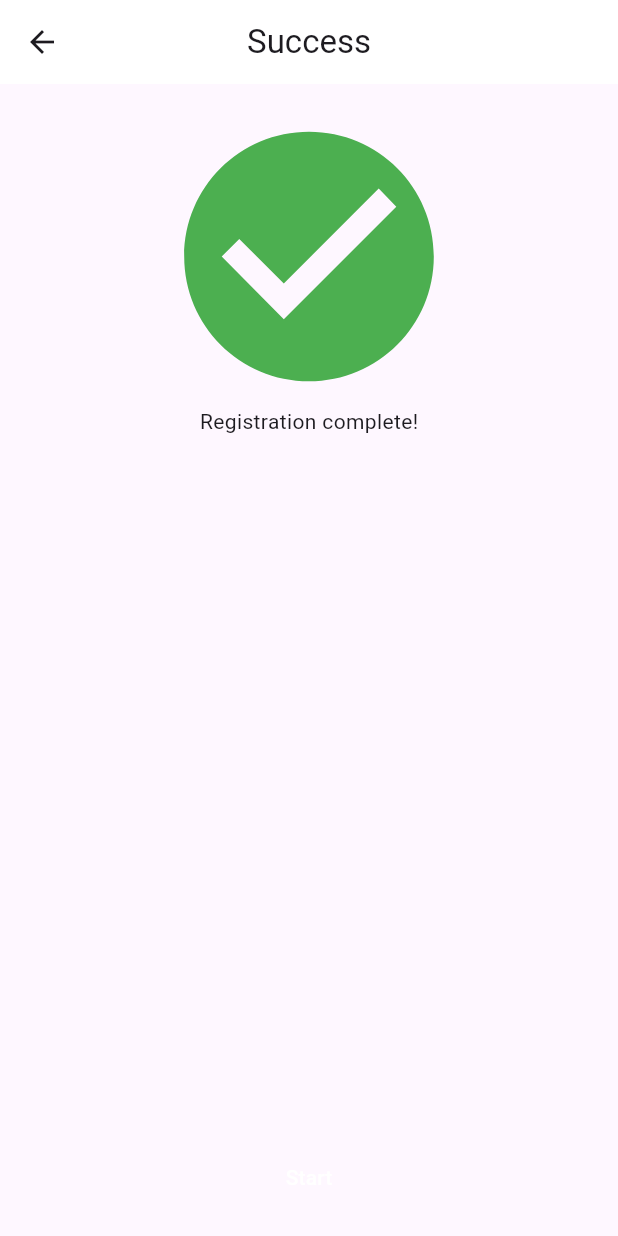
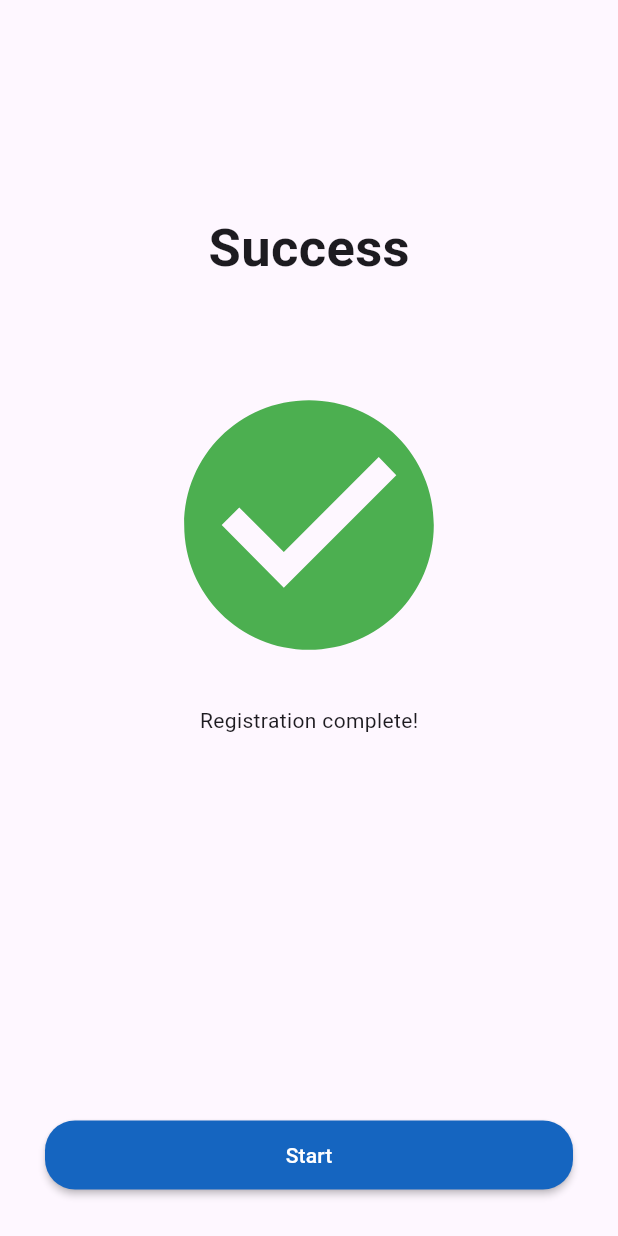
Before and after one commit to Omar-Qaneer/LetsGraduate_Mobile, a Flutter app: the SuccessResetPassword screen opened by its route, on a phone screen of 412 x 824 dp. Run offline on Flutter 3.47's test engine with Material 3 defaults, Android fonts, the phone set to English and light mode, and no system bars; our stand-ins replace flutter_otp_text_field, get, shared_preferences; accounts and stored records are empty.

Commit message:
Edit on SuccesResetPassword Page design
remove Tabbar and Add Text at the head of the page

```diff
--- a/lib/view/screen/auth/forgetpassword/success_resetpassword.dart
+++ b/lib/view/screen/auth/forgetpassword/success_resetpassword.dart
@@ -7,28 +7,35 @@ class SuccessResetPassword extends StatelessWidget {
   @override
   Widget build(BuildContext context) {
     return Scaffold(
-      appBar: AppBar(
-        title: const Text("Success"),
-        backgroundColor: Colors.white,
-        centerTitle: true,
-        elevation: 0.0,
-      ),
       body: Container(
-        padding: const EdgeInsets.all(15),
-        child: const Column(
+        padding: const EdgeInsets.all(30),
+        child: Column(
           children: [
-            Center(
+            const Padding(
+              padding: EdgeInsets.only(top: 110, bottom: 60),
+              child: Text(
+                "Success",
+                style: TextStyle(fontWeight: FontWeight.bold, fontSize: 35),
+              ),
+            ),
+            const Center(
               child: Icon(
                 Icons.check_circle_sharp,
                 size: 200,
                 color: Colors.green,
               ),
             ),
-            Text("Registration complete!"),
-            Spacer(),
+            const SizedBox(
+              height: 20,
+            ),
+            const Text("Registration complete!"),
+            const Spacer(),
             SizedBox(
               width: double.infinity,
-              child: CustomMaterialButtonAuth(text: "Start"),
+              child: CustomMaterialButtonAuth(
+                text: "Start",
+                onPressed: () {},
+              ),
             )
           ],
         ),
```
